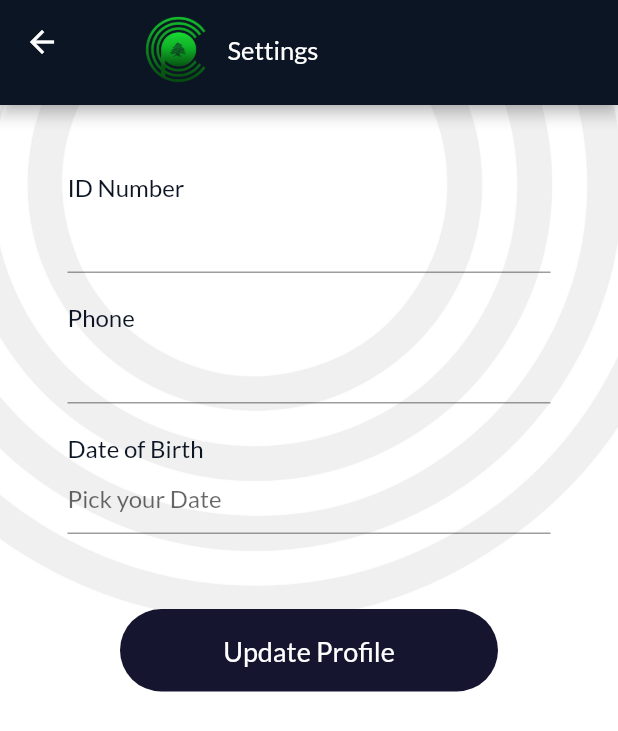
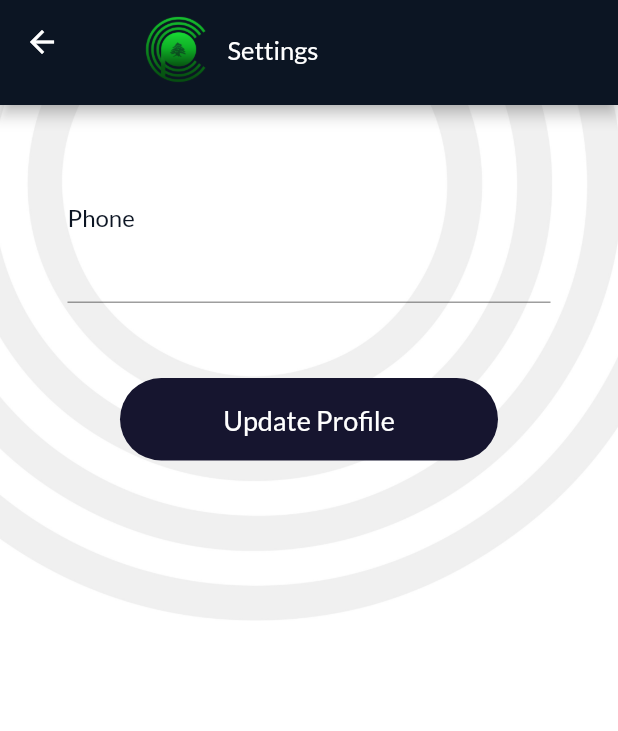
Before and after one commit to sarahhammoud/LebaneseCovidPassport, a Flutter app: the EditProfilePage screen opened directly, on a phone screen of 412 x 824 dp. Shown: the top 731 px of the screen. Run offline on Flutter 3.47's test engine with Material 2 defaults, Android fonts, the phone set to English and light mode, and no system bars; our stand-ins replace cloud_firestore, firebase_auth, firebase_core, font_awesome_flutter, image_picker, qr_flutter and 1 more; accounts and stored records are empty.

Commit message:
Code fixes

```diff
--- a/lib/pages/AppBar Components/EditProfile.dart
+++ b/lib/pages/AppBar Components/EditProfile.dart
@@ -14,9 +14,7 @@ class EditProfilePage extends StatefulWidget {
 }
 
 class _EditProfilePageState extends State<EditProfilePage> {
-  TextEditingController _id = new TextEditingController();
   TextEditingController _phone = new TextEditingController();
-  final dateController = new TextEditingController();
 
   @override
   Widget build(BuildContext context) {
@@ -50,18 +48,6 @@ class _EditProfilePageState extends State<EditProfilePage> {
                 child: Column(
                   crossAxisAlignment: CrossAxisAlignment.start,
                   children: [
-                    Text(
-                      'ID Number',
-                      style: TextStyle(
-                        fontSize: 16,
-                        color: Color(0xFF0C1523),
-                      ),
-                    ),
-                    TextField(
-                      controller: _id,
-                      cursorColor: Color(0xFF16C92F),
-                      style: TextStyle(fontSize: 16),
-                    ),
                     SizedBox(
                       height: 20,
                     ),
@@ -77,33 +63,6 @@ class _EditProfilePageState extends State<EditProfilePage> {
                       keyboardType: TextInputType.number,
                       cursorColor: Color(0xFF16C92F),
                       style: TextStyle(fontSize: 16),
-                    ),
-                    SizedBox(
-                      height: 20,
-                    ),
-                    Text(
-                      'Date of Birth',
-                      style: TextStyle(
-                        fontSize: 16,
-                        color: Color(0xFF0C1523),
-                      ),
-                    ),
-                    TextField(
-                      controller: dateController,
-                      cursorColor: Color(0xFF16C92F),
-                      style: TextStyle(fontSize: 16),
-                      decoration: InputDecoration(hintText: 'Pick your Date'),
-                      onTap: () async {
-                        var date = await showDatePicker(
-                          context: context,
-                          initialDate: DateTime.now(),
-                          firstDate: DateTime(1800),
-                          lastDate: DateTime(2022),
-                          errorFormatText: 'Enter valid date',
-                          errorInvalidText: 'Enter date in valid range',
-                        );
-                        dateController.text = date.toString().substring(0, 10);
-                      },
                     ),
                     SizedBox(
                       height: 50,
@@ -126,9 +85,7 @@ class _EditProfilePageState extends State<EditProfilePage> {
                                 .collection('VaccinationData')
                                 .doc(uid)
                                 .update({
-                              'Birthday': dateController.text,
                               'Phone': _phone.text,
-                              'ID': _id.text
                             });
                             Navigator.push(
                                 context,
--- a/lib/pages/SignUp.dart
+++ b/lib/pages/SignUp.dart
@@ -34,7 +34,6 @@ class _SignUpPageState extends State<SignUpPage> {
       UserCredential FBUser = await FirebaseAuth.instance
           .createUserWithEmailAndPassword(
               email: _email.text, password: _password.text);
-      print('signed-up : ${FBUser.user!.uid}');
 
       //FireCloud Data Adding.
       DataBaseService db = new DataBaseService(uid: FBUser.user!.uid);
@@ -110,6 +109,10 @@ class _SignUpPageState extends State<SignUpPage> {
   void passwordsValidation() {
     if (_password.text == _confirmPassword.text) {
       submit();
+      final snackBar = SnackBar(
+        content: const Text('Creating your account...'),
+      );
+      ScaffoldMessenger.of(context).showSnackBar(snackBar);
     } else {
       final snackBar = SnackBar(
         content: const Text('Passwords Mis-match!'),
--- a/lib/pages/Vaccination Components/NotVaccinated.dart
+++ b/lib/pages/Vaccination Components/NotVaccinated.dart
@@ -78,7 +78,7 @@ class _NotVaccinatedState extends State<NotVaccinated> {
                   backgroundColor: MaterialStateProperty.all(
                       Color.fromRGBO(22, 21, 47, 1.0)),
                 ),
-                onPressed: () {},
+                onPressed: followLink,
                 child: Padding(
                   padding: const EdgeInsets.symmetric(vertical: 16.0),
                   child: Text(
```
